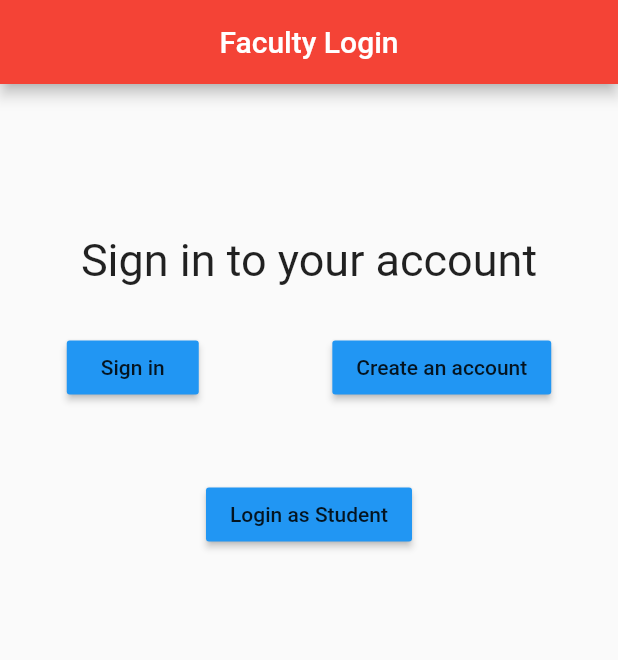
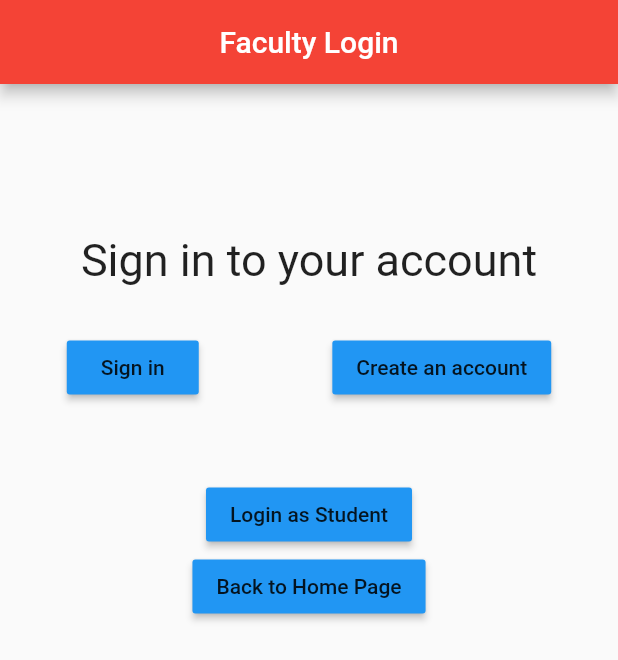
Before and after one commit to Srishtigarg25/BVP-Connect, a Flutter app: the screen it shows after launch, after a tap on "Faculty", on a phone screen of 412 x 824 dp. Shown: the top 660 px of the screen. Run offline on Flutter 3.47's test engine with Material 2 defaults, Android fonts, the phone set to English and light mode, and no system bars.

Commit message:
Added studentsignin and improved navigation

```diff
--- a/lib/faculty.dart
+++ b/lib/faculty.dart
@@ -37,7 +37,9 @@ class FacultyRoute extends StatelessWidget {
                         RaisedButton(
                           child: Text("Sign in"),
                           color: Colors.blue,
-                          onPressed: (() => Null),
+                          onPressed: (() {
+                            Navigator.pushNamed(context, 'backtowelcome');
+                          }),
                         ),
                         RaisedButton(
                           child: Text("Create an account"),
@@ -49,12 +51,23 @@ class FacultyRoute extends StatelessWidget {
                   ),
                   Container(
                     margin: EdgeInsets.only(top: 50),
-                    child: RaisedButton(
-                      child: Text("Login as Student"),
-                      color: Colors.blue,
-                      onPressed: () {
-                        Navigator.pushNamed(context, 'loginasstudent');
-                      },
+                    child: Column(
+                      children: <Widget>[
+                        RaisedButton(
+                          child: Text("Login as Student"),
+                          color: Colors.blue,
+                          onPressed: () {
+                            Navigator.pushNamed(context, 'loginasstudent');
+                          },
+                        ),
+                        RaisedButton(
+                          child: Text("Back to Home Page"),
+                          color: Colors.blue,
+                          onPressed: () {
+                            Navigator.pushNamed(context, 'backtowelcome');
+                          },
+                        ),
+                      ],
                     ),
                   ),
                 ],
--- a/lib/main.dart
+++ b/lib/main.dart
@@ -12,7 +12,8 @@ class MyApp extends StatelessWidget {
       home: BaseApp(),
       routes: <String, WidgetBuilder>{
         'loginasfaculty': (context) => FacultyRoute(),
-        'loginasstudent': (context) => StudentRoute()
+        'loginasstudent': (context) => StudentRoute(),
+        'backtowelcome' : (context)=> MyApp()
       },
     );
   }
```
Also changed, not shown: lib/student.dart (+17 -6 lines), lib/studentsignin.dart (added).
